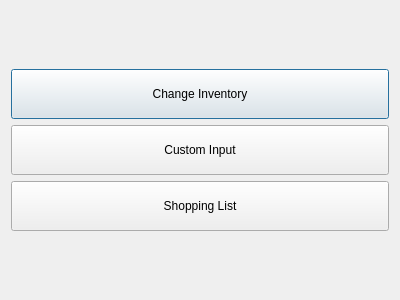
Before: the Qt Designer form actionmenu.ui in NoHeat/GUI, drawn with Qt 5.
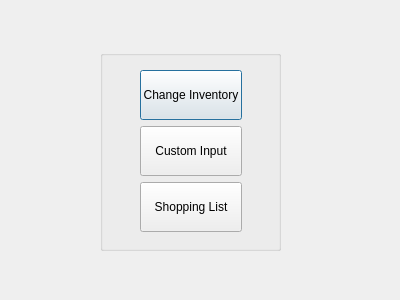
After: the same form once the commit is applied.

What changed in the file:
```diff
--- a/actionmenu.ui
+++ b/actionmenu.ui
@@ -13,8 +13,27 @@
   <property name="windowTitle">
    <string>Action Menu</string>
   </property>
-  <layout class="QVBoxLayout" name="verticalLayout_2">
-   <item>
+  <widget class="QGroupBox" name="groupBoxForButtons">
+   <property name="geometry">
+    <rect>
+     <x>100</x>
+     <y>50</y>
+     <width>181</width>
+     <height>201</height>
+    </rect>
+   </property>
+   <property name="title">
+    <string/>
+   </property>
+   <widget class="QWidget" name="">
+    <property name="geometry">
+     <rect>
+      <x>40</x>
+      <y>20</y>
+      <width>102</width>
+      <height>164</height>
+     </rect>
+    </property>
     <layout class="QVBoxLayout" name="verticalLayout">
      <item>
       <widget class="QPushButton" name="pushButton">
@@ -56,8 +75,8 @@
       </widget>
      </item>
     </layout>
-   </item>
-  </layout>
+   </widget>
+  </widget>
  </widget>
  <resources/>
  <connections/>
```
